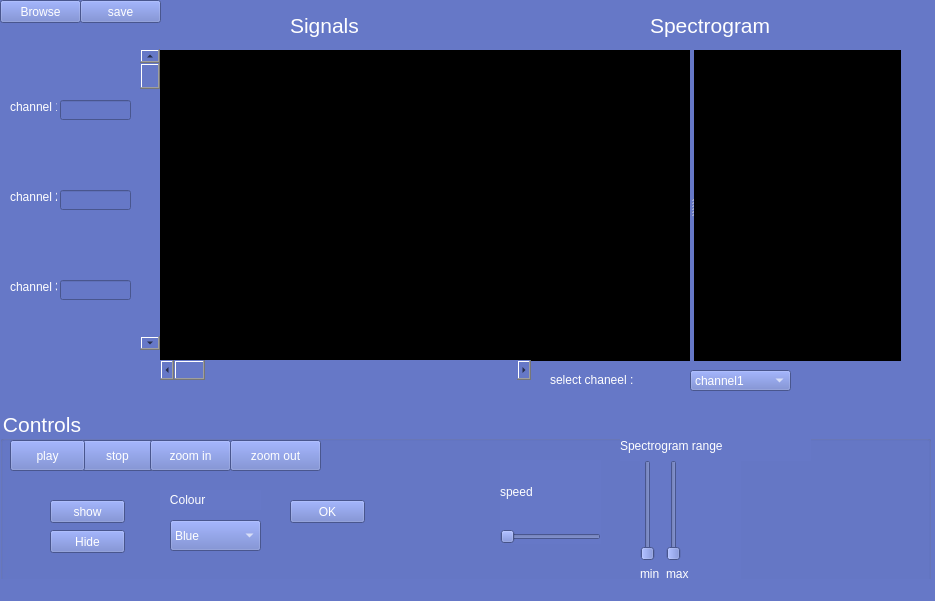
ReemYasser2/Interactive-Signal-Viewer, file dspxc2.ui: the form before one commit.
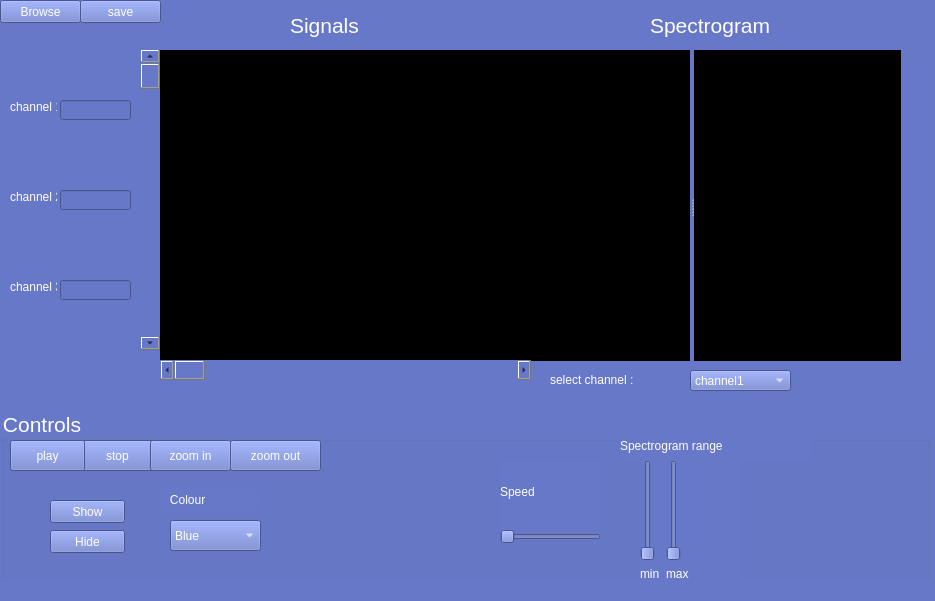
The form after the commit. Custom widgets are drawn as their Qt base class.

Diff of the .ui file:
```diff
--- a/dspxc2.ui
+++ b/dspxc2.ui
@@ -221,7 +221,7 @@
 font:(255,255,255);</string>
         </property>
         <property name="text">
-         <string>speed</string>
+         <string>Speed</string>
         </property>
        </widget>
       </item>
@@ -343,19 +343,6 @@
       <string>   Colour</string>
      </property>
     </widget>
-    <widget class="QPushButton" name="OK_button">
-     <property name="geometry">
-      <rect>
-       <x>290</x>
-       <y>90</y>
-       <width>75</width>
-       <height>23</height>
-      </rect>
-     </property>
-     <property name="text">
-      <string>OK</string>
-     </property>
-    </widget>
     <widget class="QPushButton" name="Show_Button">
      <property name="geometry">
       <rect>
@@ -366,7 +353,7 @@
       </rect>
      </property>
      <property name="text">
-      <string>show</string>
+      <string>Show</string>
      </property>
     </widget>
     <widget class="QPushButton" name="Hide_Button">
@@ -417,7 +404,7 @@
 font:(255,255,255);</string>
     </property>
     <property name="text">
-     <string>select chaneel :</string>
+     <string>select channel :</string>
     </property>
    </widget>
    <widget class="QScrollBar" name="horizontalScrollBar">
```
Left out of the diff: 5 changed lines with no effect on the pictures.
